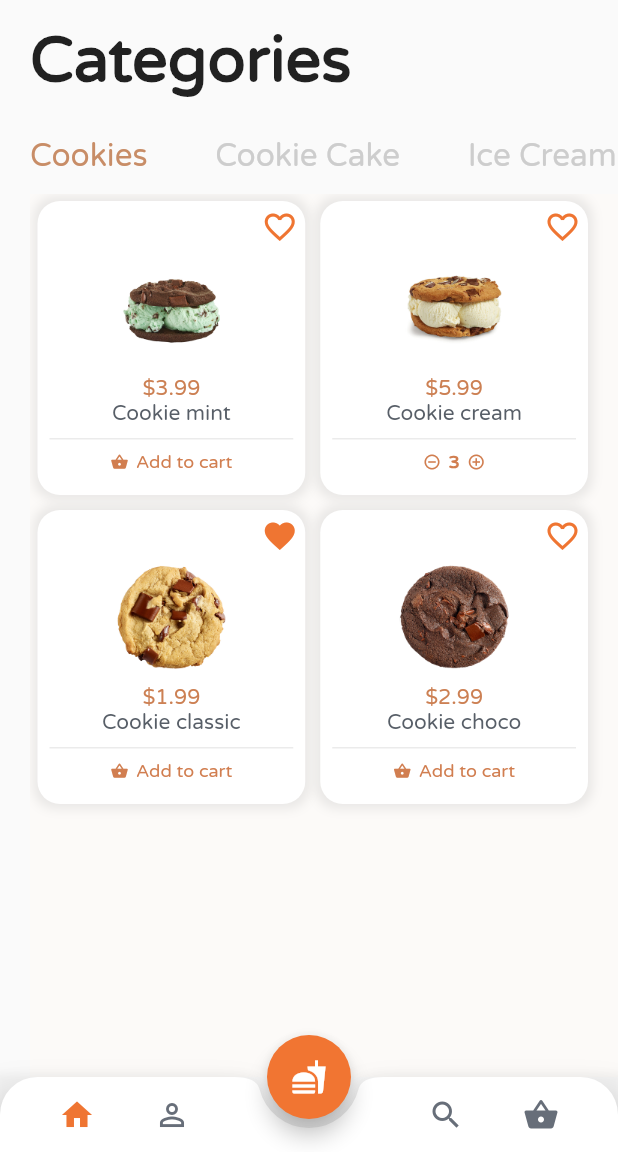
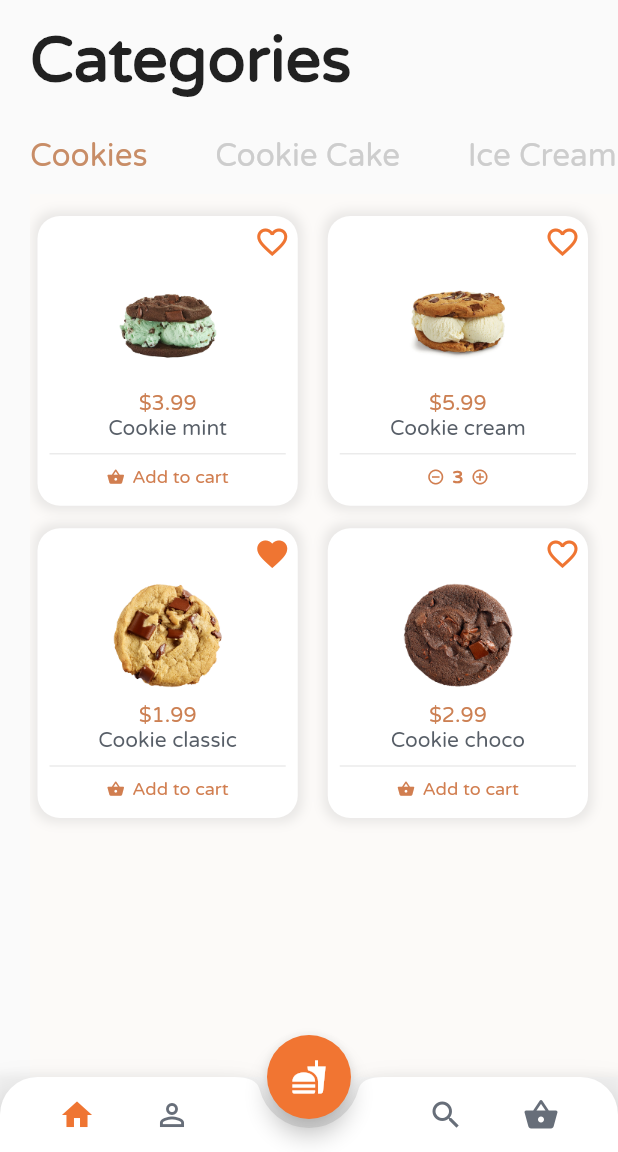
Before and after one commit to rogercg/app_cookie_store, a Flutter app: the screen it shows after launch, on a phone screen of 412 x 824 dp, the part 84-1236 px from its top. Run offline on Flutter 3.47's test engine with Material 2 defaults, Android fonts, the phone set to English and light mode, and no system bars.

```diff
--- a/lib/cookie_page.dart
+++ b/lib/cookie_page.dart
@@ -6,52 +6,35 @@ class CookiePage extends StatelessWidget {
   Widget build(BuildContext context) {
     return Scaffold(
       backgroundColor: Color(0xFFFCFAF8),
-      body: ListView.builder(
-        physics: const ClampingScrollPhysics(),
-        itemCount: 1,
-        itemBuilder: (BuildContext context, int index) {
-          return Container(
+      body: ListView(
+        children: <Widget>[
+          SizedBox(height: 15.0),
+          Container(
               padding: EdgeInsets.only(right: 15.0),
               width: MediaQuery.of(context).size.width - 30.0,
               height: MediaQuery.of(context).size.height - 50.0,
-            child: Wrap(
+              child: GridView.count(
+                crossAxisCount: 2,
+                primary: false,
+                crossAxisSpacing: 10.0,
+                mainAxisSpacing: 15.0,
+                childAspectRatio: 0.95,
                 children: <Widget>[
                   _buildCard('Cookie mint', '\$3.99', 'assets/images/cookiemint.jpg', false, false, context),
                   _buildCard('Cookie cream', '\$5.99', 'assets/images/cookiecream.jpg', true, false, context),
                   _buildCard('Cookie classic', '\$1.99','assets/images/cookieclassic.jpg', false, true, context),
                   _buildCard('Cookie choco', '\$2.99', 'assets/images/cookiechoco.jpg', false, false, context)
                 ],
-            ),
-          );
-        },
-
-
-
-            // child: GridView.count(
-            //   crossAxisCount: 2,// 2 x 2
-            //   primary: false,
-            //   crossAxisSpacing: 10.0,// Espacios entre columnas
-            //   mainAxisSpacing: 15.0,// Espacios emtre filas
-            //   childAspectRatio: 0.95,// Radio de los hijos(termina afectando a la altura)
-            //   children: <Widget>[
-            //     _buildCard('Cookie mint', '\$3.99', 'assets/images/cookiemint.jpg', false, false, context),
-            //     _buildCard('Cookie cream', '\$5.99', 'assets/images/cookiecream.jpg', true, false, context),
-            //     _buildCard('Cookie classic', '\$1.99','assets/images/cookieclassic.jpg', false, true, context),
-            //     _buildCard('Cookie choco', '\$2.99', 'assets/images/cookiechoco.jpg', false, false, context),
-            //     _buildCard('Cookie classic', '\$1.99','assets/images/cookieclassic.jpg', false, true, context),
-            //     _buildCard('Cookie choco', '\$2.99', 'assets/images/cookiechoco.jpg', false, false, context)
-            //   ],
-            // )
-
-
-
+              )),
+          // SizedBox(height: 15.0)
+        ],
       ),
     );
   }
 
   Widget _buildCard(String name, String price, String imgPath, bool added, bool isFavorite, context) {
     return Padding(
-        padding: EdgeInsets.only(top: 5.0, bottom: 5.0, left: 5.0, right: 5.0),
+        padding: EdgeInsets.only(/* top: 5.0, bottom: 5.0,  */left: 5.0, right: 5.0),
         child: InkWell(
             onTap: () {
               Navigator.of(context).push(
@@ -62,7 +45,6 @@ class CookiePage extends StatelessWidget {
                   )));
             },
             child: Container(
-                width: (MediaQuery.of(context).size.width * 0.5) - 27.5,
                 decoration: BoxDecoration(
                   borderRadius: BorderRadius.circular(15.0),
                   boxShadow: [
@@ -116,8 +98,7 @@ class CookiePage extends StatelessWidget {
                         mainAxisAlignment: MainAxisAlignment.spaceEvenly,
                           children: [
                             (!added)?_rowAddToCart():_rowAddCantity(),
-                          ])),
-                  SizedBox(height: 15)
+                          ]))
                 ]))));
   }
 
--- a/lib/main.dart
+++ b/lib/main.dart
@@ -23,36 +23,12 @@ class MyAppHome extends StatefulWidget {
 
 class _MyAppState extends State<MyAppHome> with SingleTickerProviderStateMixin{
   TabController _tabController;
-  ScrollController _scrollController;
-  bool fixedScroll;
 
   @override
   void initState() {
     // TODO: implement initState
     super.initState();
     _tabController = TabController(length: 3, vsync: this);
-    _scrollController = ScrollController();
-    _scrollController.addListener(_scrollListener);
-    _tabController.addListener(_smoothScrollToTop);
-  }
-
-  _scrollListener() {
-    if (fixedScroll) {
-      _scrollController.jumpTo(0);
-    }
-  }
-
-  _smoothScrollToTop() {
-    try {
-      _scrollController?.animateTo( 0, duration: Duration(microseconds: 300), curve: Curves.ease);
-    } catch (e) {
-      print('Controlando error');
-    }
-
-
-    setState(() {
-      fixedScroll = _tabController.index == 2;
-    });
   }
 
   @override
@@ -74,10 +50,6 @@ class _MyAppState extends State<MyAppHome> with SingleTickerProviderStateMixin{
             IconButton(icon: Icon(Icons.notifications_none, color:  Color(0xFF545D68)), onPressed: null)
           ],
         ),
-        body: NestedScrollView(
-          headerSliverBuilder: (context, value){
-            return [];
-          },
         body: ListView(
           padding: EdgeInsets.only(left: 20.0),
           children: <Widget>[
@@ -110,17 +82,17 @@ class _MyAppState extends State<MyAppHome> with SingleTickerProviderStateMixin{
                 height: MediaQuery.of(context).size.height - 50.0,
                 width: double.infinity,
                 child: TabBarView(// Tabs Views
-                  physics: ScrollPhysics(),
                   controller: _tabController,
                   children: [
                     CookiePage(),
                     Container(),
-                      Container(),
+                    Container()
+                    // CookiePage(),
+                    // CookiePage(),
                   ]
                 )
               )
           ],
-          ),
         ),
         floatingActionButton: FloatingActionButton(
           onPressed: (){},
```
Lines whose indentation alone changed are shown as unchanged.
